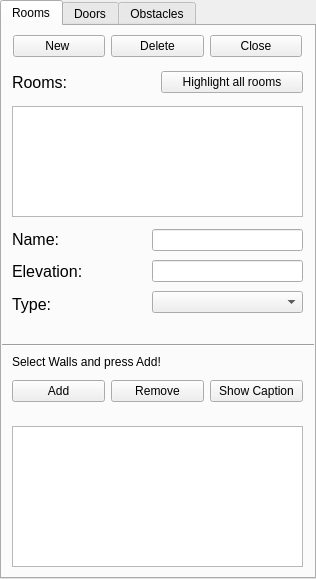
JuPedSim/jpseditor, file forms/roomwidget.ui: the form before one commit.
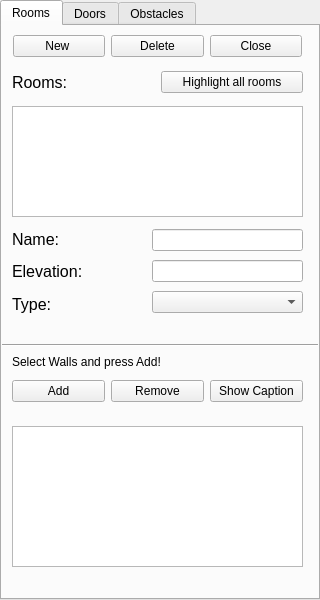
The form after the commit.

```diff
--- a/forms/roomwidget.ui
+++ b/forms/roomwidget.ui
@@ -6,8 +6,8 @@
    <rect>
     <x>0</x>
     <y>0</y>
-    <width>316</width>
-    <height>579</height>
+    <width>320</width>
+    <height>600</height>
    </rect>
   </property>
   <property name="windowTitle">
```
